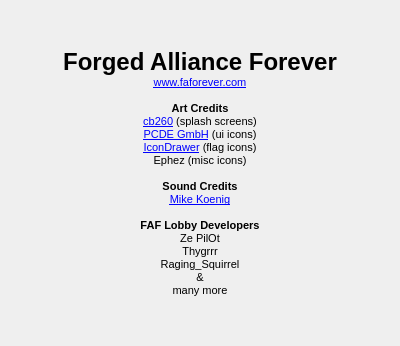
This is res/client/about.ui in FAForever/client as Qt 5 draws it before an edit. The edited form follows.
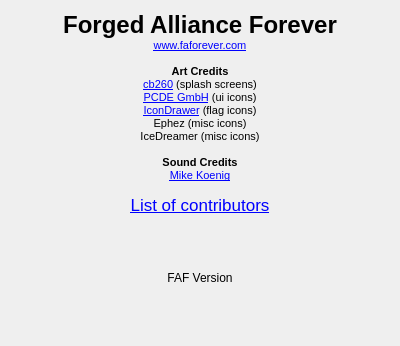
This is the edited form.

Commit message: Redo about page, add context link

Diff of the .ui file:
```diff
--- a/res/client/about.ui
+++ b/res/client/about.ui
@@ -20,31 +20,37 @@
       <string>&lt;!DOCTYPE HTML PUBLIC &quot;-//W3C//DTD HTML 4.0//EN&quot; &quot;http://www.w3.org/TR/REC-html40/strict.dtd&quot;&gt;
 &lt;html&gt;&lt;head&gt;&lt;meta name=&quot;qrichtext&quot; content=&quot;1&quot; /&gt;&lt;style type=&quot;text/css&quot;&gt;
 p, li { white-space: pre-wrap; }
-&lt;/style&gt;&lt;/head&gt;&lt;body style=&quot; font-family:'MS Shell Dlg 2'; font-size:8pt; font-weight:400; font-style:normal;&quot;&gt;
-&lt;p align=&quot;center&quot; style=&quot; margin-top:0px; margin-bottom:0px; margin-left:0px; margin-right:0px; -qt-block-indent:0; text-indent:0px;&quot;&gt;&lt;span style=&quot; font-size:18pt; font-weight:600;&quot;&gt;Forged Alliance Forever&lt;/span&gt;&lt;/p&gt;
-&lt;p align=&quot;center&quot; style=&quot; margin-top:0px; margin-bottom:0px; margin-left:0px; margin-right:0px; -qt-block-indent:0; text-indent:0px;&quot;&gt;&lt;a href=&quot;http://www.faforever.com&quot;&gt;&lt;span style=&quot; text-decoration: underline; color:#0000ff;&quot;&gt;www.faforever.com&lt;/span&gt;&lt;/a&gt;&lt;/p&gt;
-&lt;p align=&quot;center&quot; style=&quot;-qt-paragraph-type:empty; margin-top:0px; margin-bottom:0px; margin-left:0px; margin-right:0px; -qt-block-indent:0; text-indent:0px;&quot;&gt;&lt;br /&gt;&lt;/p&gt;
-&lt;p align=&quot;center&quot; style=&quot; margin-top:0px; margin-bottom:0px; margin-left:0px; margin-right:0px; -qt-block-indent:0; text-indent:0px;&quot;&gt;&lt;span style=&quot; font-weight:600;&quot;&gt;Art Credits&lt;/span&gt;&lt;/p&gt;
-&lt;p align=&quot;center&quot; style=&quot; margin-top:0px; margin-bottom:0px; margin-left:0px; margin-right:0px; -qt-block-indent:0; text-indent:0px;&quot;&gt;&lt;a href=&quot;http://cb260.deviantart.com/&quot;&gt;&lt;span style=&quot; text-decoration: underline; color:#0000ff;&quot;&gt;cb260&lt;/span&gt;&lt;/a&gt; (splash screens)&lt;/p&gt;
-&lt;p align=&quot;center&quot; style=&quot; margin-top:0px; margin-bottom:0px; margin-left:0px; margin-right:0px; -qt-block-indent:0; text-indent:0px;&quot;&gt;&lt;a href=&quot;http://pc.de/icons/&quot;&gt;&lt;span style=&quot; text-decoration: underline; color:#0000ff;&quot;&gt;PCDE GmbH&lt;/span&gt;&lt;/a&gt; (ui icons)&lt;/p&gt;
-&lt;p align=&quot;center&quot; style=&quot; margin-top:0px; margin-bottom:0px; margin-left:0px; margin-right:0px; -qt-block-indent:0; text-indent:0px;&quot;&gt;&lt;a href=&quot;http://icondrawer.com&quot;&gt;&lt;span style=&quot; text-decoration: underline; color:#0000ff;&quot;&gt;IconDrawer&lt;/span&gt;&lt;/a&gt; (flag icons)&lt;/p&gt;
-&lt;p align=&quot;center&quot; style=&quot; margin-top:0px; margin-bottom:0px; margin-left:0px; margin-right:0px; -qt-block-indent:0; text-indent:0px;&quot;&gt;Ephez (misc icons)&lt;/p&gt;
-&lt;p align=&quot;center&quot; style=&quot;-qt-paragraph-type:empty; margin-top:0px; margin-bottom:0px; margin-left:0px; margin-right:0px; -qt-block-indent:0; text-indent:0px;&quot;&gt;&lt;br /&gt;&lt;/p&gt;
-&lt;p align=&quot;center&quot; style=&quot; margin-top:0px; margin-bottom:0px; margin-left:0px; margin-right:0px; -qt-block-indent:0; text-indent:0px;&quot;&gt;&lt;span style=&quot; font-weight:600;&quot;&gt;Sound Credits&lt;/span&gt;&lt;/p&gt;
-&lt;p align=&quot;center&quot; style=&quot; margin-top:0px; margin-bottom:0px; margin-left:0px; margin-right:0px; -qt-block-indent:0; text-indent:0px;&quot;&gt;&lt;a href=&quot;http://soundbible.com&quot;&gt;&lt;span style=&quot; text-decoration: underline; color:#0000ff;&quot;&gt;Mike Koenig&lt;/span&gt;&lt;/a&gt;&lt;/p&gt;
-&lt;p align=&quot;center&quot; style=&quot;-qt-paragraph-type:empty; margin-top:0px; margin-bottom:0px; margin-left:0px; margin-right:0px; -qt-block-indent:0; text-indent:0px;&quot;&gt;&lt;br /&gt;&lt;/p&gt;
-&lt;p align=&quot;center&quot; style=&quot; margin-top:0px; margin-bottom:0px; margin-left:0px; margin-right:0px; -qt-block-indent:0; text-indent:0px;&quot;&gt;&lt;span style=&quot; font-weight:600;&quot;&gt;FAF Lobby Developers&lt;/span&gt;&lt;/p&gt;
-&lt;p align=&quot;center&quot; style=&quot; margin-top:0px; margin-bottom:0px; margin-left:0px; margin-right:0px; -qt-block-indent:0; text-indent:0px;&quot;&gt;Ze PilOt&lt;/p&gt;
-&lt;p align=&quot;center&quot; style=&quot; margin-top:0px; margin-bottom:0px; margin-left:0px; margin-right:0px; -qt-block-indent:0; text-indent:0px;&quot;&gt;Thygrrr&lt;/p&gt;
-&lt;p align=&quot;center&quot; style=&quot; margin-top:0px; margin-bottom:0px; margin-left:0px; margin-right:0px; -qt-block-indent:0; text-indent:0px;&quot;&gt;Raging_Squirrel&lt;/p&gt;
-&lt;p align=&quot;center&quot; style=&quot; margin-top:0px; margin-bottom:0px; margin-left:0px; margin-right:0px; -qt-block-indent:0; text-indent:0px;&quot;&gt;&amp;amp;&lt;/p&gt;
-&lt;p align=&quot;center&quot; style=&quot; margin-top:0px; margin-bottom:0px; margin-left:0px; margin-right:0px; -qt-block-indent:0; text-indent:0px;&quot;&gt;many more&lt;/p&gt;&lt;/body&gt;&lt;/html&gt;</string>
+&lt;/style&gt;&lt;/head&gt;&lt;body style=&quot; font-family:'.SF NS Text'; font-size:13pt; font-weight:400; font-style:normal;&quot;&gt;
+&lt;p align=&quot;center&quot; style=&quot; margin-top:0px; margin-bottom:0px; margin-left:0px; margin-right:0px; -qt-block-indent:0; text-indent:0px;&quot;&gt;&lt;span style=&quot; font-family:'MS Shell Dlg 2'; font-size:18pt; font-weight:600;&quot;&gt;Forged Alliance Forever&lt;/span&gt;&lt;/p&gt;
+&lt;p align=&quot;center&quot; style=&quot; margin-top:0px; margin-bottom:0px; margin-left:0px; margin-right:0px; -qt-block-indent:0; text-indent:0px;&quot;&gt;&lt;a href=&quot;http://www.faforever.com&quot;&gt;&lt;span style=&quot; font-family:'MS Shell Dlg 2'; font-size:8pt; text-decoration: underline; color:#0000ff;&quot;&gt;www.faforever.com&lt;/span&gt;&lt;/a&gt;&lt;/p&gt;
+&lt;p align=&quot;center&quot; style=&quot;-qt-paragraph-type:empty; margin-top:0px; margin-bottom:0px; margin-left:0px; margin-right:0px; -qt-block-indent:0; text-indent:0px; font-family:'MS Shell Dlg 2'; font-size:8pt;&quot;&gt;&lt;br /&gt;&lt;/p&gt;
+&lt;p align=&quot;center&quot; style=&quot; margin-top:0px; margin-bottom:0px; margin-left:0px; margin-right:0px; -qt-block-indent:0; text-indent:0px;&quot;&gt;&lt;span style=&quot; font-family:'MS Shell Dlg 2'; font-size:8pt; font-weight:600;&quot;&gt;Art Credits&lt;/span&gt;&lt;/p&gt;
+&lt;p align=&quot;center&quot; style=&quot; margin-top:0px; margin-bottom:0px; margin-left:0px; margin-right:0px; -qt-block-indent:0; text-indent:0px;&quot;&gt;&lt;a href=&quot;http://cb260.deviantart.com/&quot;&gt;&lt;span style=&quot; font-family:'MS Shell Dlg 2'; font-size:8pt; text-decoration: underline; color:#0000ff;&quot;&gt;cb260&lt;/span&gt;&lt;/a&gt;&lt;span style=&quot; font-family:'MS Shell Dlg 2'; font-size:8pt;&quot;&gt; (splash screens)&lt;/span&gt;&lt;/p&gt;
+&lt;p align=&quot;center&quot; style=&quot; margin-top:0px; margin-bottom:0px; margin-left:0px; margin-right:0px; -qt-block-indent:0; text-indent:0px;&quot;&gt;&lt;a href=&quot;http://pc.de/icons/&quot;&gt;&lt;span style=&quot; font-family:'MS Shell Dlg 2'; font-size:8pt; text-decoration: underline; color:#0000ff;&quot;&gt;PCDE GmbH&lt;/span&gt;&lt;/a&gt;&lt;span style=&quot; font-family:'MS Shell Dlg 2'; font-size:8pt;&quot;&gt; (ui icons)&lt;/span&gt;&lt;/p&gt;
+&lt;p align=&quot;center&quot; style=&quot; margin-top:0px; margin-bottom:0px; margin-left:0px; margin-right:0px; -qt-block-indent:0; text-indent:0px;&quot;&gt;&lt;a href=&quot;http://icondrawer.com&quot;&gt;&lt;span style=&quot; font-family:'MS Shell Dlg 2'; font-size:8pt; text-decoration: underline; color:#0000ff;&quot;&gt;IconDrawer&lt;/span&gt;&lt;/a&gt;&lt;span style=&quot; font-family:'MS Shell Dlg 2'; font-size:8pt;&quot;&gt; (flag icons)&lt;/span&gt;&lt;/p&gt;
+&lt;p align=&quot;center&quot; style=&quot; margin-top:0px; margin-bottom:0px; margin-left:0px; margin-right:0px; -qt-block-indent:0; text-indent:0px;&quot;&gt;&lt;span style=&quot; font-family:'MS Shell Dlg 2'; font-size:8pt;&quot;&gt;Ephez (misc icons)&lt;/span&gt;&lt;/p&gt;
+&lt;p align=&quot;center&quot; style=&quot; margin-top:0px; margin-bottom:0px; margin-left:0px; margin-right:0px; -qt-block-indent:0; text-indent:0px;&quot;&gt;&lt;span style=&quot; font-family:'MS Shell Dlg 2'; font-size:8pt;&quot;&gt;IceDreamer (misc icons)&lt;/span&gt;&lt;/p&gt;
+&lt;p align=&quot;center&quot; style=&quot;-qt-paragraph-type:empty; margin-top:0px; margin-bottom:0px; margin-left:0px; margin-right:0px; -qt-block-indent:0; text-indent:0px; font-family:'MS Shell Dlg 2'; font-size:8pt;&quot;&gt;&lt;br /&gt;&lt;/p&gt;
+&lt;p align=&quot;center&quot; style=&quot; margin-top:0px; margin-bottom:0px; margin-left:0px; margin-right:0px; -qt-block-indent:0; text-indent:0px;&quot;&gt;&lt;span style=&quot; font-family:'MS Shell Dlg 2'; font-size:8pt; font-weight:600;&quot;&gt;Sound Credits&lt;/span&gt;&lt;/p&gt;
+&lt;p align=&quot;center&quot; style=&quot; margin-top:0px; margin-bottom:0px; margin-left:0px; margin-right:0px; -qt-block-indent:0; text-indent:0px;&quot;&gt;&lt;a href=&quot;http://soundbible.com&quot;&gt;&lt;span style=&quot; font-family:'MS Shell Dlg 2'; font-size:8pt; text-decoration: underline; color:#0000ff;&quot;&gt;Mike Koenig&lt;/span&gt;&lt;/a&gt;&lt;/p&gt;
+&lt;p align=&quot;center&quot; style=&quot;-qt-paragraph-type:empty; margin-top:0px; margin-bottom:0px; margin-left:0px; margin-right:0px; -qt-block-indent:0; text-indent:0px; font-family:'MS Shell Dlg 2'; font-size:8pt;&quot;&gt;&lt;br /&gt;&lt;/p&gt;
+&lt;p align=&quot;center&quot; style=&quot; margin-top:0px; margin-bottom:0px; margin-left:0px; margin-right:0px; -qt-block-indent:0; text-indent:0px;&quot;&gt;&lt;a href=&quot;https://github.com/FAForever/client/graphs/contributors&quot;&gt;&lt;span style=&quot; text-decoration: underline; color:#0000ff;&quot;&gt;List of contributors&lt;/span&gt;&lt;/a&gt;&lt;/p&gt;&lt;/body&gt;&lt;/html&gt;</string>
      </property>
      <property name="openExternalLinks">
       <bool>true</bool>
      </property>
     </widget>
    </item>
+   <item>
+    <widget class="QLabel" name="version_label">
+     <property name="text">
+      <string>FAF Version</string>
+     </property>
+     <property name="alignment">
+      <set>Qt::AlignCenter</set>
+     </property>
+    </widget>
+   </item>
   </layout>
  </widget>
  <resources/>
```
The commit also changes 2 other files.
